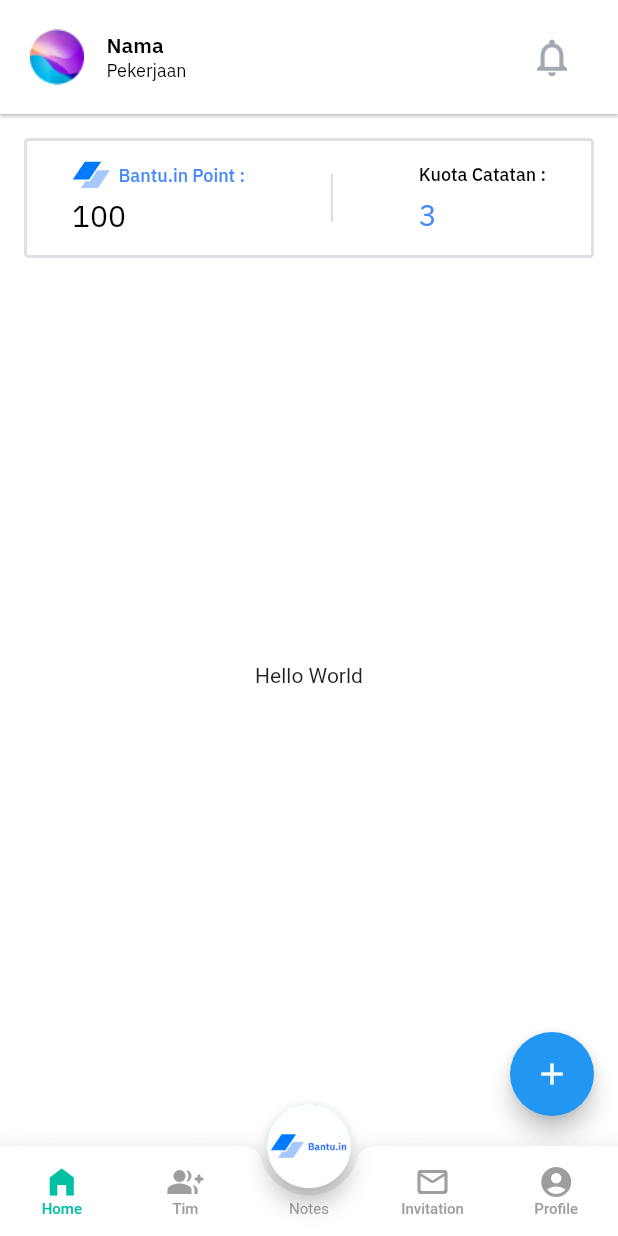
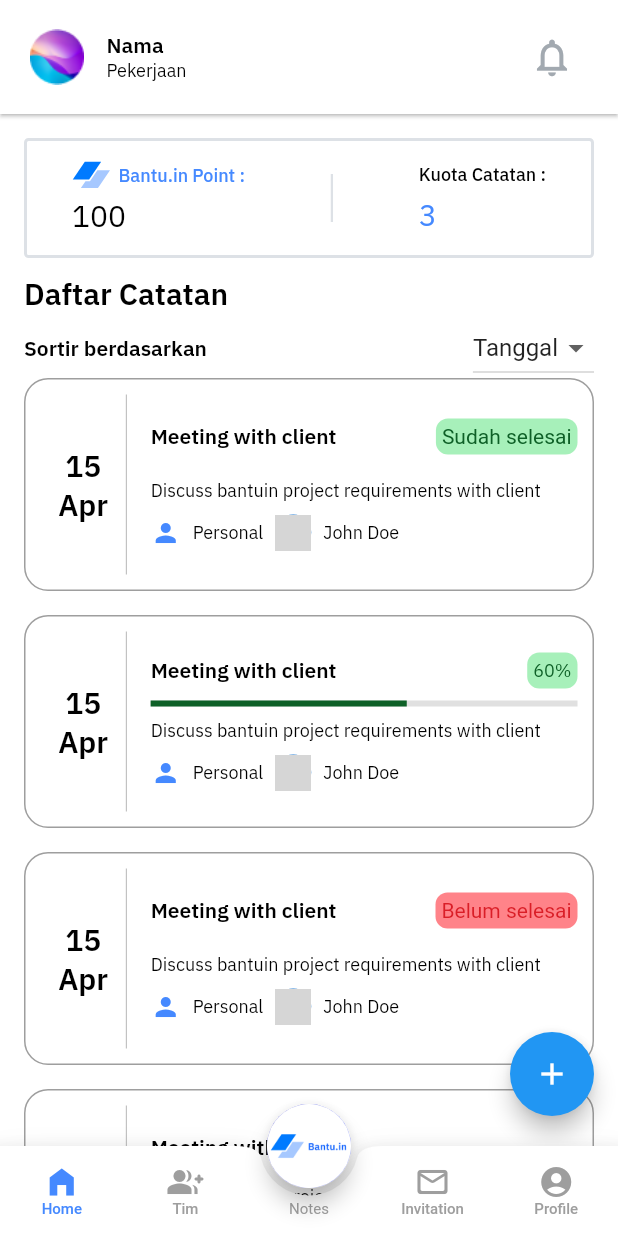
Before and after one commit to aazzizzz1/Bantu.in, a Flutter app: the BottomMenu screen opened directly, on a phone screen of 412 x 824 dp. Run offline on Flutter 3.47's test engine with Material 2 defaults, Android fonts, the light colour scheme and no system bars; our stand-ins replace flutter_svg, google_fonts; missing offline and left inert: flutter_ringtone_player; network calls fail; Roboto replaces fonts that are missing (Poppins); grey boxes are pictures that could not be loaded.

Commit message:
Listview daftar catatan sort by date and navigatio

```diff
--- /dev/null
+++ b/lib/components/daftar_catatan.dart
@@ -0,0 +1,61 @@
+import 'package:bantuin/constants/font/app_font.dart';
+import 'package:flutter/material.dart';
+
+class DaftarCatatan extends StatefulWidget {
+  const DaftarCatatan({super.key});
+
+  @override
+  State<DaftarCatatan> createState() => _DaftarCatatanState();
+}
+
+class _DaftarCatatanState extends State<DaftarCatatan> {
+  @override
+  Widget build(BuildContext context) {
+    return Container(
+      margin: EdgeInsets.only(top: 90),
+              padding: EdgeInsets.all(16),
+              child: Column(
+                children: [
+                  Row(
+                    mainAxisAlignment: MainAxisAlignment.start,
+                    children: [
+                      Text(
+                        'Daftar Catatan',
+                        style: AppFont.semiBold20
+                      ),
+                    ],
+                  ),
+                  Row(
+                    mainAxisAlignment: MainAxisAlignment.spaceBetween,
+                    children: [
+                      Text(
+                        'Sortir berdasarkan',
+                        style: AppFont.semiBold14,
+                      ),
+                      DropdownButton<String>(
+                        value: 'tanggal',
+                        items: [
+                          DropdownMenuItem<String>(
+                            value: 'tanggal',
+                            child: Text('Tanggal'),
+                          ),
+                          DropdownMenuItem<String>(
+                            value: 'bulan',
+                            child: Text('Bulan'),
+                          ),
+                          DropdownMenuItem<String>(
+                            value: 'tahun',
+                            child: Text('Tahun'),
+                          ),
+                        ],
+                        onChanged: (value) {
+                          // handle sorting based on selected value
+                        },
+                      ),
+                    ],
+                  ),
+                ],
+              )
+    );
+  }
+}
--- /dev/null
+++ b/lib/components/list_daftar_catatan.dart
@@ -0,0 +1,69 @@
+import 'package:bantuin/components/card_incoming_notes.dart';
+import 'package:bantuin/components/card_mynotes.dart';
+import 'package:bantuin/components/card_mynotes_personal.dart';
+import 'package:flutter/material.dart';
+
+class ListDaftarCatatan extends StatefulWidget {
+  const ListDaftarCatatan({super.key});
+
+  @override
+  State<ListDaftarCatatan> createState() => _ListDaftarCatatanState();
+}
+
+class _ListDaftarCatatanState extends State<ListDaftarCatatan> {
+  @override
+  Widget build(BuildContext context) {
+    return Container(
+      margin: const EdgeInsets.only(top: 160),
+      padding: const EdgeInsets.all(16),
+      child: ListView.builder(
+        itemCount: 3,
+        itemBuilder: (context, index) {
+          return Column(
+            children: [
+              CardMyNotes(
+                title: 'Meeting with client',
+                description: 'Discuss bantuin project requirements with client',
+                date: '15',
+                month: 'Apr',
+                avatarUrl:
+                    'https://docs.google.com/uc?id=1kB97Winf-__sP5M8sysWMZFwSxKKcD_0',
+                name: 'John Doe',
+                isUploaded: true,
+              ),
+              CardIncomingNotes(
+                title: 'Meeting with client',
+                description: 'Discuss bantuin project requirements with client',
+                date: '15',
+                month: 'Apr',
+                avatarUrl:
+                    'https://docs.google.com/uc?id=1kB97Winf-__sP5M8sysWMZFwSxKKcD_0',
+                name: 'John Doe',
+                progress: 0.6,
+              ),
+              CardMyNotes(
+                title: 'Meeting with client',
+                description: 'Discuss bantuin project requirements with client',
+                date: '15',
+                month: 'Apr',
+                avatarUrl:
+                    'https://docs.google.com/uc?id=1kB97Winf-__sP5M8sysWMZFwSxKKcD_0',
+                name: 'John Doe',
+                isUploaded: false,
+              ),
+              CardMyNotesPersonal(
+                title: 'Meeting with client',
+                description: 'Discuss bantuin project requirements with client',
+                date: '15',
+                month: 'Apr',
+                avatarUrl:
+                    'https://docs.google.com/uc?id=1kB97Winf-__sP5M8sysWMZFwSxKKcD_0',
+                name: 'John Doe',
+              ),
+            ],
+          );
+        },
+      ),
+    );
+  }
+}
--- /dev/null
+++ b/lib/components/point_royalty.dart
@@ -0,0 +1,86 @@
+import 'package:bantuin/constants/color/app_color.dart';
+import 'package:bantuin/constants/font/app_font.dart';
+import 'package:flutter/material.dart';
+import 'package:flutter_svg/flutter_svg.dart';
+
+class PointRoyalty extends StatefulWidget {
+  const PointRoyalty({super.key});
+
+  @override
+  State<PointRoyalty> createState() => _PointRoyaltyState();
+}
+
+class _PointRoyaltyState extends State<PointRoyalty> {
+  @override
+  Widget build(BuildContext context) {
+    return Container(
+      padding: EdgeInsets.symmetric(
+        horizontal: 30,
+        vertical: 10,
+      ),
+      margin: EdgeInsets.fromLTRB(16, 16, 16, 24),
+      height: 80,
+      decoration: BoxDecoration(
+        borderRadius: BorderRadius.circular(3),
+        border: Border.fromBorderSide(BorderSide(
+          color: AppColorNeutral.neutral2,
+          width: 2,
+        )),
+      ),
+      child: Row(
+        mainAxisAlignment: MainAxisAlignment.spaceBetween,
+        children: [
+          Column(
+            crossAxisAlignment: CrossAxisAlignment.start,
+            children: [
+              Row(
+                mainAxisAlignment: MainAxisAlignment.center,
+                children: [
+                  SvgPicture.asset(
+                    "lib/assets/images/logos.svg",
+                    height: 26,
+                    width: 26,
+                  ),
+                  SizedBox(width: 5),
+                  Text(
+                    'Bantu.in Point :',
+                    style: AppFont.titlePoint,
+                  ),
+                ],
+              ),
+              Text(
+                "100",
+                style: AppFont.regular20,
+              ),
+            ],
+          ),
+          Expanded(
+            child: VerticalDivider(
+              indent: 12,
+              endIndent: 12,
+              color: AppColorNeutral.neutral2,
+              thickness: 1.5,
+            ),
+          ),
+          Padding(
+            padding: EdgeInsets.symmetric(vertical: 2),
+            child: Column(
+              mainAxisAlignment: MainAxisAlignment.spaceAround,
+              crossAxisAlignment: CrossAxisAlignment.start,
+              children: [
+                Text(
+                  "Kuota Catatan :",
+                  style: AppFont.medium12,
+                ),
+                Text(
+                  "3",
+                  style: AppFont.quotaOfNote,
+                ),
+              ],
+            ),
+          ),
+        ],
+      ),
+    );
+  }
+}
--- a/lib/screens/home/home_pages.dart
+++ b/lib/screens/home/home_pages.dart
@@ -1,11 +1,16 @@
+import 'package:bantuin/components/card_incoming_notes.dart';
+import 'package:bantuin/components/card_mynotes.dart';
+import 'package:bantuin/components/card_mynotes_personal.dart';
 import 'package:bantuin/components/floating_home.dart';
+import 'package:bantuin/components/daftar_catatan.dart';
+import 'package:bantuin/components/list_daftar_catatan.dart';
+import 'package:bantuin/components/point_royalty.dart';
 import 'package:bantuin/constants/button/app_button.dart';
 import 'package:bantuin/screens/note/notes_form.dart';
 import 'package:bantuin/screens/note/notes_form.dart';
 import 'package:bantuin/screens/notification/notification_screen.dart';
 import 'package:flutter/material.dart';
 import 'package:flutter_svg/flutter_svg.dart';
-
 import '../../constants/font/app_font.dart';
 
 class HomePages extends StatefulWidget {
@@ -65,78 +70,9 @@ class _HomePagesState extends State<HomePages> {
       body: Stack(
         children: [
           // content of the page
-          Container(
-            padding: const EdgeInsets.symmetric(
-              horizontal: 30,
-              vertical: 10,
-            ),
-            margin: const EdgeInsets.fromLTRB(16, 16, 16, 24),
-            height: 80,
-            decoration: BoxDecoration(
-              borderRadius: BorderRadius.circular(3),
-              border: const Border.fromBorderSide(
-                  BorderSide(color: AppColorNeutral.neutral2, width: 2)),
-            ),
-            child: Row(
-              mainAxisAlignment: MainAxisAlignment.spaceBetween,
-              children: [
-                Column(
-                  crossAxisAlignment: CrossAxisAlignment.start,
-                  children: [
-                    Row(
-                      mainAxisAlignment: MainAxisAlignment.center,
-                      children: [
-                        SvgPicture.asset(
-                          "lib/assets/images/logos.svg",
-                          height: 26,
-                          width: 26,
-                        ),
-                        const SizedBox(
-                          width: 5,
-                        ),
-                        Text(
-                          'Bantu.in Point :',
-                          style: AppFont.titlePoint,
-                        ),
-                      ],
-                    ),
-                    Text(
-                      "100",
-                      style: AppFont.regular20,
-                    ),
-                  ],
-                ),
-                const Expanded(
-                  child: VerticalDivider(
-                    indent: 12,
-                    endIndent: 12,
-                    color: AppColorNeutral.neutral2,
-                    thickness: 1.5,
-                  ),
-                ),
-                Padding(
-                  padding: const EdgeInsets.symmetric(vertical: 2),
-                  child: Column(
-                    mainAxisAlignment: MainAxisAlignment.spaceAround,
-                    crossAxisAlignment: CrossAxisAlignment.start,
-                    children: [
-                      Text(
-                        "Kuota Catatan :",
-                        style: AppFont.medium12,
-                      ),
-                      Text(
-                        "3",
-                        style: AppFont.quotaOfNote,
-                      ),
-                    ],
-                  ),
-                ),
-              ],
-            ),
-          ),
-          Center(
-            child: Text('Hello World'),
-          ),
+          PointRoyalty(),
+          DaftarCatatan(),
+          ListDaftarCatatan(),
           // floating button above bottom navbar
           Positioned(
             bottom: 80,
--- a/lib/widgets/bottom_navigation/bottom_menu.dart
+++ b/lib/widgets/bottom_navigation/bottom_menu.dart
@@ -1,3 +1,4 @@
+import 'package:bantuin/constants/color/app_color.dart';
 import 'package:bantuin/screens/note/notes_screen.dart';
 import 'package:bantuin/widgets/bottom_navigation/list_menu.dart';
 import 'package:flutter/material.dart';
@@ -85,8 +86,8 @@ class _BottomMenuState extends State<BottomMenu> {
               shape: BoxShape.circle,
               gradient: LinearGradient(
                 colors: [
-                  Colors.tealAccent[700]!,
-                  Colors.tealAccent[400]!,
+                  Color.fromARGB(255, 0, 0, 183)!,
+                  Color.fromARGB(255, 0, 25, 246)!,
                 ],
                 begin: Alignment.centerLeft,
                 end: Alignment.centerRight,
@@ -129,14 +130,14 @@ class _BottomMenuState extends State<BottomMenu> {
                             Icon(
                               Icons.home_filled,
                               color: statusLayar.currentTab == 0
-                                  ? Colors.tealAccent[700]
+                                  ? AppColorPrimary.primary6
                                   : Colors.grey,
                             ),
                             Text(
                               'Home',
                               style: TextStyle(
                                 color: statusLayar.currentTab == 0
-                                    ? Colors.tealAccent[700]
+                                    ? AppColorPrimary.primary6
                                     : Colors.grey,
                                 fontFamily: 'Poppins',
                                 fontSize: 10,
@@ -161,14 +162,14 @@ class _BottomMenuState extends State<BottomMenu> {
                             Icon(
                               Icons.group_add_rounded,
                               color: statusLayar.currentTab == 1
-                                  ? Colors.tealAccent[700]
+                                  ? AppColorPrimary.primary6
                                   : Colors.grey,
                             ),
                             Text(
                               'Tim',
                               style: TextStyle(
                                 color: statusLayar.currentTab == 1
-                                    ? Colors.tealAccent[700]
+                                    ? AppColorPrimary.primary6
                                     : Colors.grey,
                                 fontFamily: 'Poppins',
                                 fontSize: 10,
@@ -210,14 +211,14 @@ class _BottomMenuState extends State<BottomMenu> {
                             Icon(
                               Icons.mail_outline_rounded,
                               color: statusLayar.currentTab == 2
-                                  ? Colors.tealAccent[700]
+                                  ? AppColorPrimary.primary6
                                   : Colors.grey,
                             ),
                             Text(
                               'Invitation',
                               style: TextStyle(
                                 color: statusLayar.currentTab == 2
-                                    ? Colors.tealAccent[700]
+                                    ? AppColorPrimary.primary6
                                     : Colors.grey,
                                 fontFamily: 'Poppins',
                                 fontSize: 10,
@@ -243,14 +244,14 @@ class _BottomMenuState extends State<BottomMenu> {
                             Icon(
                               Icons.account_circle,
                               color: statusLayar.currentTab == 3
-                                  ? Colors.tealAccent[700]
+                                  ? AppColorPrimary.primary6
                                   : Colors.grey,
                             ),
                             Text(
                               'Profile',
                               style: TextStyle(
                                 color: statusLayar.currentTab == 3
-                                    ? Colors.tealAccent[700]
+                                    ? AppColorPrimary.primary6
                                     : Colors.grey,
                                 fontFamily: 'Poppins',
                                 fontSize: 10,
```
